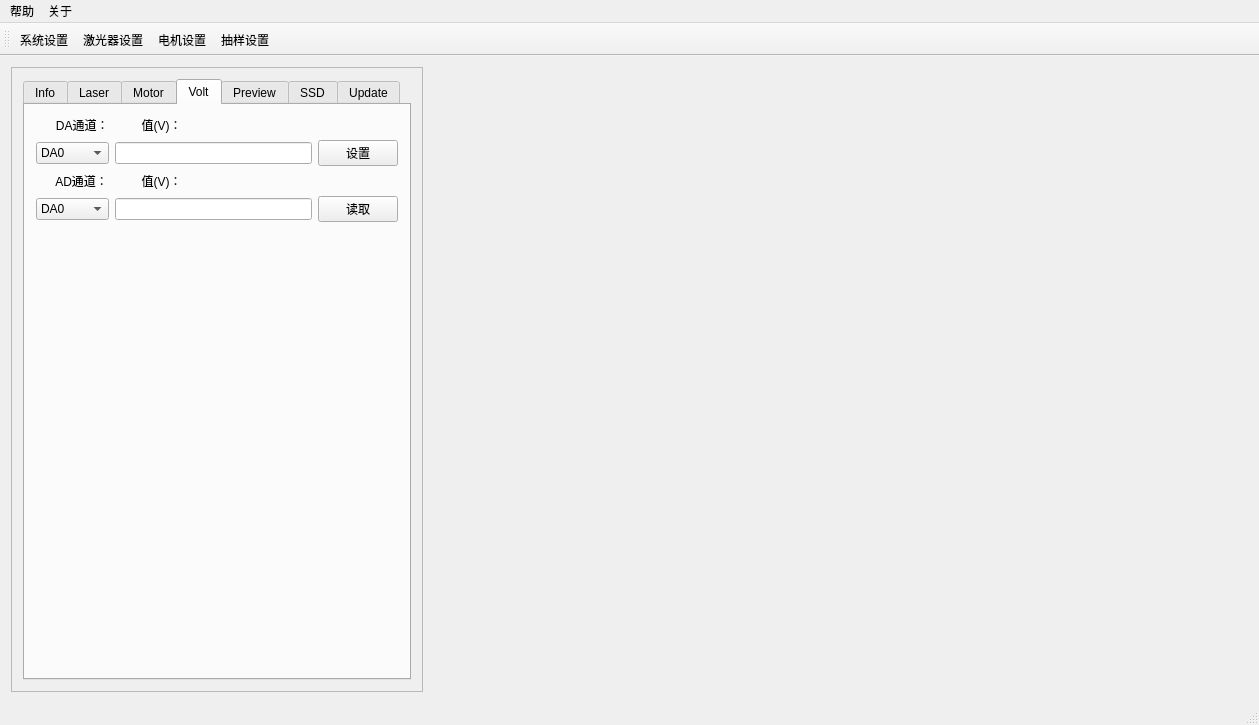
Before: the Qt Designer form ui/mainwindow.ui in kdurant/qt_study, drawn with Qt 5.
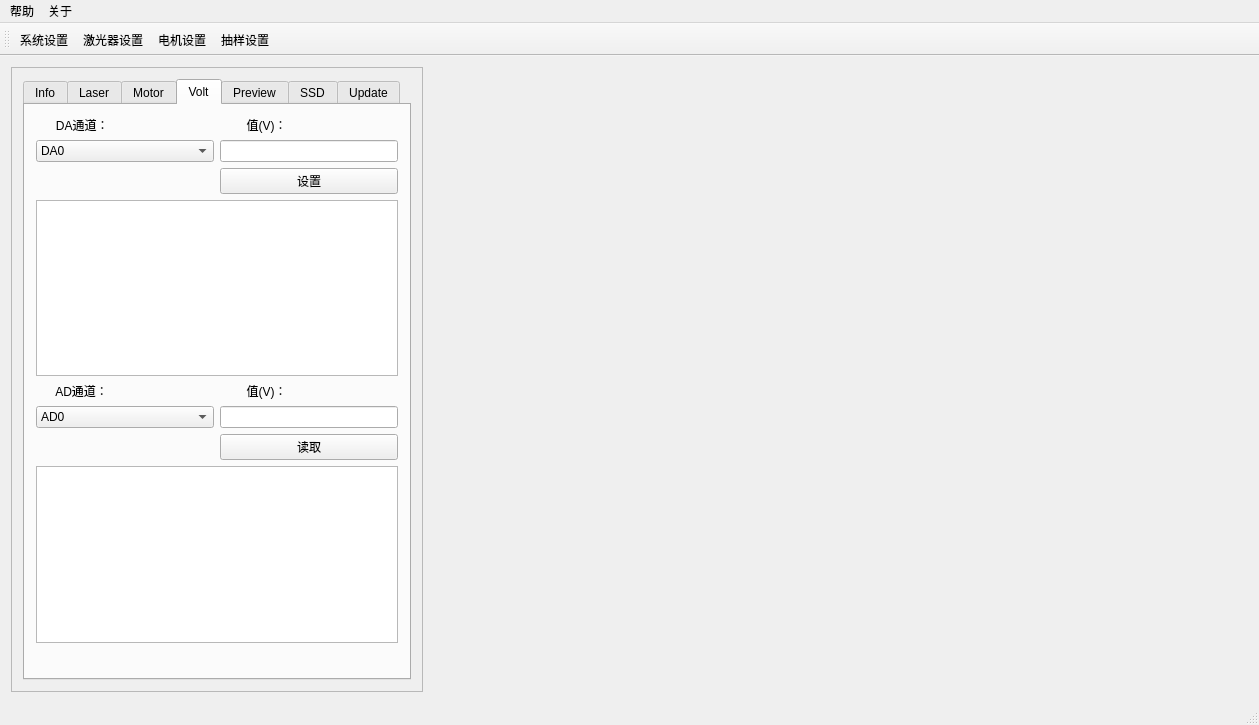
After: the same form once the commit is applied. The open tabs and pages were chosen to show the change. Custom widgets are drawn as their Qt base class.

```diff
--- a/ui/mainwindow.ui
+++ b/ui/mainwindow.ui
@@ -38,7 +38,7 @@
          <x>0</x>
          <y>0</y>
          <width>410</width>
-         <height>625</height>
+         <height>638</height>
         </rect>
        </property>
        <layout class="QVBoxLayout" name="verticalLayout_2">
@@ -710,21 +710,18 @@
             <string>Volt</string>
            </attribute>
            <layout class="QGridLayout" name="gridLayout_2">
-            <item row="1" column="1">
-             <widget class="QLineEdit" name="lineEdit_9"/>
-            </item>
-            <item row="1" column="2">
-             <widget class="QPushButton" name="pushButton_2">
+            <item row="2" column="1">
+             <widget class="QPushButton" name="btn_DASetValue">
               <property name="text">
                <string>设置</string>
               </property>
              </widget>
             </item>
-            <item row="1" column="0">
-             <widget class="QComboBox" name="comboBox">
+            <item row="6" column="0">
+             <widget class="QComboBox" name="comboBox_ADChSelect">
               <item>
                <property name="text">
-                <string>DA0</string>
+                <string>AD0</string>
                </property>
               </item>
               <item>
@@ -749,74 +746,24 @@
               </item>
              </widget>
             </item>
-            <item row="0" column="1">
-             <widget class="QLabel" name="label_12">
-              <property name="text">
-               <string>        值(V)：</string>
-              </property>
-             </widget>
-            </item>
-            <item row="0" column="0">
-             <widget class="QLabel" name="label_11">
-              <property name="text">
-               <string>      DA通道：</string>
-              </property>
-             </widget>
-            </item>
-            <item row="3" column="0">
-             <widget class="QComboBox" name="comboBox_2">
-              <item>
-               <property name="text">
-                <string>DA0</string>
-               </property>
-              </item>
-              <item>
-               <property name="text">
-                <string>DA1</string>
-               </property>
-              </item>
-              <item>
-               <property name="text">
-                <string>DA2</string>
-               </property>
-              </item>
-              <item>
-               <property name="text">
-                <string>DA3</string>
-               </property>
-              </item>
-              <item>
-               <property name="text">
-                <string>DA4</string>
-               </property>
-              </item>
-             </widget>
-            </item>
-            <item row="3" column="1">
-             <widget class="QLineEdit" name="lineEdit_10"/>
-            </item>
-            <item row="3" column="2">
-             <widget class="QPushButton" name="pushButton_3">
-              <property name="text">
-               <string>读取</string>
-              </property>
-             </widget>
-            </item>
-            <item row="2" column="1">
-             <widget class="QLabel" name="label_14">
-              <property name="text">
-               <string>        值(V)：</string>
-              </property>
-             </widget>
-            </item>
-            <item row="2" column="0">
+            <item row="4" column="0">
              <widget class="QLabel" name="label_13">
               <property name="text">
                <string>      AD通道：</string>
               </property>
              </widget>
             </item>
-            <item row="4" column="0">
+            <item row="6" column="1">
+             <widget class="QLineEdit" name="lineEdit_10">
+              <property name="sizePolicy">
+               <sizepolicy hsizetype="Preferred" vsizetype="Fixed">
+                <horstretch>0</horstretch>
+                <verstretch>0</verstretch>
+               </sizepolicy>
+              </property>
+             </widget>
+            </item>
+            <item row="9" column="0">
              <spacer name="verticalSpacer_2">
               <property name="orientation">
                <enum>Qt::Vertical</enum>
@@ -829,6 +776,79 @@
               </property>
              </spacer>
             </item>
+            <item row="7" column="1">
+             <widget class="QPushButton" name="btn_ADReadValue">
+              <property name="text">
+               <string>读取</string>
+              </property>
+             </widget>
+            </item>
+            <item row="1" column="1">
+             <widget class="QLineEdit" name="lineEdit_DAValue">
+              <property name="sizePolicy">
+               <sizepolicy hsizetype="Preferred" vsizetype="Fixed">
+                <horstretch>0</horstretch>
+                <verstretch>0</verstretch>
+               </sizepolicy>
+              </property>
+             </widget>
+            </item>
+            <item row="0" column="0">
+             <widget class="QLabel" name="label_11">
+              <property name="text">
+               <string>      DA通道：</string>
+              </property>
+             </widget>
+            </item>
+            <item row="1" column="0">
+             <widget class="QComboBox" name="comboBox_DAChSelect">
+              <item>
+               <property name="text">
+                <string>DA0</string>
+               </property>
+              </item>
+              <item>
+               <property name="text">
+                <string>DA1</string>
+               </property>
+              </item>
+              <item>
+               <property name="text">
+                <string>DA2</string>
+               </property>
+              </item>
+              <item>
+               <property name="text">
+                <string>DA3</string>
+               </property>
+              </item>
+              <item>
+               <property name="text">
+                <string>DA4</string>
+               </property>
+              </item>
+             </widget>
+            </item>
+            <item row="4" column="1">
+             <widget class="QLabel" name="label_14">
+              <property name="text">
+               <string>        值(V)：</string>
+              </property>
+             </widget>
+            </item>
+            <item row="0" column="1">
+             <widget class="QLabel" name="label_12">
+              <property name="text">
+               <string>        值(V)：</string>
+              </property>
+             </widget>
+            </item>
+            <item row="3" column="0" colspan="2">
+             <widget class="QPlainTextEdit" name="plainTextEdit_DASetLog"/>
+            </item>
+            <item row="8" column="0" colspan="2">
+             <widget class="QPlainTextEdit" name="plainTextEdit_ADSetLog"/>
+            </item>
            </layout>
           </widget>
           <widget class="QWidget" name="tab_4">
```
Left out of the diff: 204 changed lines with no effect on the pictures.
